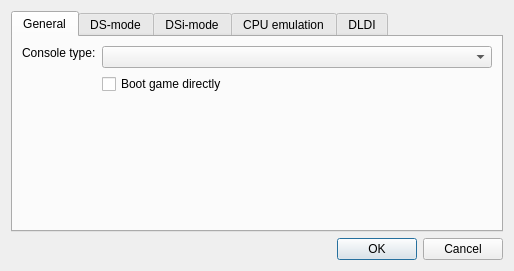
Before: the Qt Designer form src/frontend/qt_sdl/EmuSettingsDialog.ui in melonDS-emu/melonDS, drawn with Qt 5.
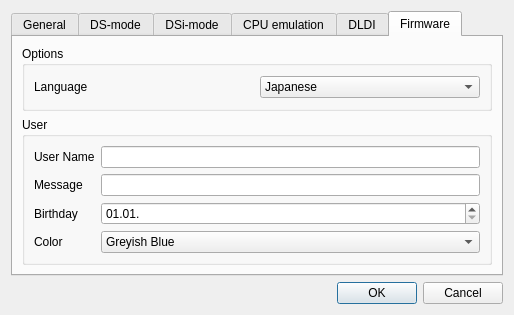
After: the same form once the commit is applied. The open tabs and pages were chosen to show the change.

```diff
--- a/src/frontend/qt_sdl/EmuSettingsDialog.ui
+++ b/src/frontend/qt_sdl/EmuSettingsDialog.ui
@@ -434,6 +434,243 @@
        </item>
       </layout>
      </widget>
+     <widget class="QWidget" name="tabFirmware">
+      <attribute name="title">
+       <string>Firmware</string>
+      </attribute>
+      <layout class="QGridLayout" name="glFirmware">
+       <item row="0">
+        <widget class="QGroupBox" name="gbOptions">
+         <property name="title">
+          <string>Options</string>
+         </property>
+         <layout class="QGridLayout" name="glOptions">
+          <item row="0" column="0">
+           <widget class="QLabel" name="lblLanguage">
+            <property name="text">
+             <string>Language</string>
+            </property>
+           </widget>
+          </item>
+          <item row="0" column="1">
+           <widget class="QComboBox" name="cbxLanguage">
+            <item>
+             <property name="text">
+              <string>Japanese</string>
+             </property>
+            </item>
+            <item>
+             <property name="text">
+              <string>English</string>
+             </property>
+            </item>
+            <item>
+             <property name="text">
+              <string>French</string>
+             </property>
+            </item>
+            <item>
+             <property name="text">
+              <string>German</string>
+             </property>
+            </item>
+            <item>
+             <property name="text">
+              <string>Italian</string>
+             </property>
+            </item>
+            <item>
+             <property name="text">
+              <string>Spanish</string>
+             </property>
+            </item>
+            <item>
+             <property name="text">
+              <string>Reserved</string>
+             </property>
+            </item>
+            <item>
+             <property name="text">
+              <string>Reserved</string>
+             </property>
+            </item>
+           </widget>
+          </item>
+         </layout>
+        </widget>
+       </item>
+       <item row="1">
+        <widget class="QGroupBox" name="gbUser">
+         <property name="title">
+          <string>User</string>
+         </property>
+         <layout class="QGridLayout" name="glUser">
+          <item row="0" column="0">
+           <widget class="QLabel" name="lblUserName">
+            <property name="text">
+             <string>User Name</string>
+            </property>
+           </widget>
+          </item>
+          <item row="0" column="1">
+           <widget class="QLineEdit" name="txtUserName">
+            <property name="maxLength">
+             <number>10</number>
+            </property>
+           </widget>
+          </item>
+          <item row="1" column="0">
+           <widget class="QLabel" name="lblMessage">
+            <property name="text">
+             <string>Message</string>
+            </property>
+           </widget>
+          </item>
+          <item row="1" column="1">
+           <widget class="QLineEdit" name="txtMessage">
+            <property name="maxLength">
+             <number>26</number>
+            </property>
+           </widget>
+          </item>
+          <item row="2" column="0">
+           <widget class="QLabel" name="lblBirthday">
+            <property name="text">
+             <string>Birthday</string>
+            </property>
+           </widget>
+          </item>
+          <item row="2" column="1">
+           <widget class="QDateEdit" name="deBirthday">
+            <property name="maximumDate">
+             <date>
+              <year>2004</year>
+              <month>12</month>
+              <day>31</day>
+             </date>
+            </property>
+            <property name="minimumDate">
+             <date>
+              <year>2004</year>
+              <month>1</month>
+              <day>1</day>
+             </date>
+            </property>
+            <property name="maximumTime">
+             <time>
+              <hour>0</hour>
+              <minute>0</minute>
+              <second>0</second>
+             </time>
+            </property>
+            <property name="minimumTime">
+             <time>
+              <hour>0</hour>
+              <minute>0</minute>
+              <second>0</second>
+             </time>
+            </property>
+            <property name="displayFormat">
+             <string>dd.MM.</string>
+            </property>
+           </widget>
+          </item>
+          <item row="3" column="0">
+           <widget class="QLabel" name="lblColor">
+            <property name="text">
+             <string>Color</string>
+            </property>
+           </widget>
+          </item>
+          <item row="3" column="1">
+           <widget class="QComboBox" name="cbxColor">
+            <item>
+             <property name="text">
+              <string>Greyish Blue</string>
+             </property>
+            </item>
+            <item>
+             <property name="text">
+              <string>Brown</string>
+             </property>
+            </item>
+            <item>
+             <property name="text">
+              <string>Red</string>
+             </property>
+            </item>
+            <item>
+             <property name="text">
+              <string>Light Pink</string>
+             </property>
+            </item>
+            <item>
+             <property name="text">
+              <string>Orange</string>
+             </property>
+            </item>
+            <item>
+             <property name="text">
+              <string>Yellow</string>
+             </property>
+            </item>
+            <item>
+             <property name="text">
+              <string>Lime</string>
+             </property>
+            </item>
+            <item>
+             <property name="text">
+              <string>Light Green</string>
+             </property>
+            </item>
+            <item>
+             <property name="text">
+              <string>Dark Green</string>
+             </property>
+            </item>
+            <item>
+             <property name="text">
+              <string>Turqoise</string>
+             </property>
+            </item>
+            <item>
+             <property name="text">
+              <string>Light Blue</string>
+             </property>
+            </item>
+            <item>
+             <property name="text">
+              <string>Blue</string>
+             </property>
+            </item>
+            <item>
+             <property name="text">
+              <string>Dark Blue</string>
+             </property>
+            </item>
+            <item>
+             <property name="text">
+              <string>Dark Purple</string>
+             </property>
+            </item>
+            <item>
+             <property name="text">
+              <string>Light Purple</string>
+             </property>
+            </item>
+            <item>
+             <property name="text">
+              <string>Dark Pink</string>
+             </property>
+            </item>
+           </widget>
+          </item>
+         </layout>
+        </widget>
+       </item>
+      </layout>
+     </widget>
     </widget>
    </item>
    <item>
```
